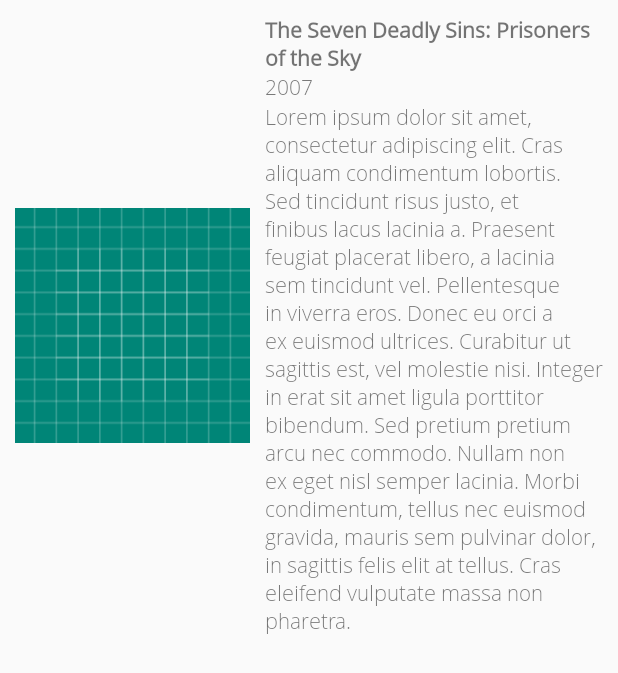
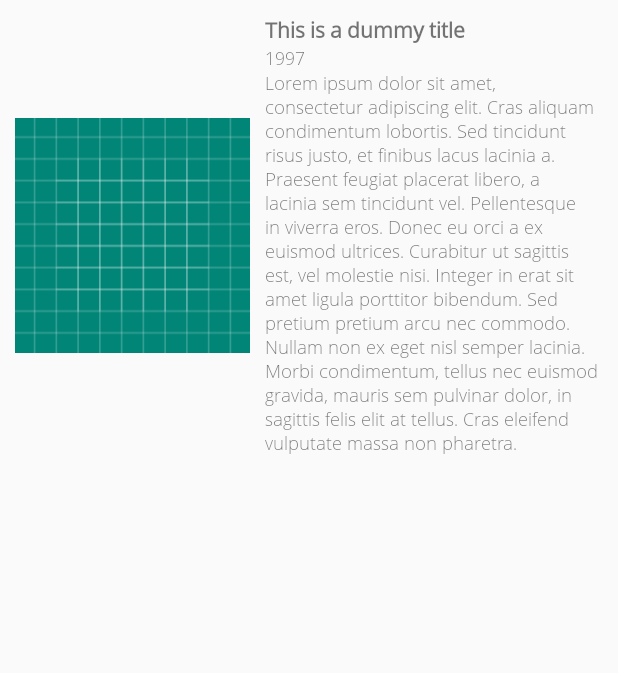
Before and after one commit to alejandromr92/Movies, an Android app: the layout item_movie.xml on its own in the app's theme, with its tools: preview values and no code run, on a phone screen of 412 x 824 dp. Shown: the top 673 px of the screen. Run offline under Robolectric (Android 15) with nearby library versions, the phone set to English and light mode, and no system bars; network calls fail.

Commit message:
Added constants, dimensions and styles.

```diff
--- /dev/null
+++ b/app/src/main/java/alejandromr92/com/movies/presentation/Constants.java
@@ -0,0 +1,6 @@
+package alejandromr92.com.movies.presentation;
+
+public interface Constants {
+
+    int DEFAULT_PAGE = 1;
+}
--- a/app/src/main/java/alejandromr92/com/movies/presentation/ui/activities/MoviesActivity.java
+++ b/app/src/main/java/alejandromr92/com/movies/presentation/ui/activities/MoviesActivity.java
@@ -3,6 +3,7 @@ package alejandromr92.com.movies.presentation.ui.activities;
 import alejandromr92.com.movies.R;
 import alejandromr92.com.movies.domain.threading.MainThreadImpl;
 import alejandromr92.com.movies.domain.threading.ThreadExecutor;
+import alejandromr92.com.movies.presentation.Constants;
 import alejandromr92.com.movies.presentation.model.MovieView;
 import alejandromr92.com.movies.presentation.presenter.GetPopularMoviesPresenter;
 import alejandromr92.com.movies.presentation.presenter.impl.GetPopularMoviesPresenterImpl;
@@ -40,7 +41,7 @@ public class MoviesActivity extends BaseActivity implements GetPopularMoviesPres
     @Override
     protected void onCreate(@Nullable Bundle savedInstanceState) {
         this.layout = R.layout.activity_movies;
-        this.page = 1;
+        this.page = Constants.DEFAULT_PAGE;
 
         super.onCreate(savedInstanceState);
     }
@@ -117,7 +118,7 @@ public class MoviesActivity extends BaseActivity implements GetPopularMoviesPres
     protected void resetData() {
         super.resetData();
 
-        this.page = 1;
+        this.page = Constants.DEFAULT_PAGE;
         this.moviesSearchView.setQuery("", false);
     }
 
--- a/app/src/main/res/layout/activity_movies.xml
+++ b/app/src/main/res/layout/activity_movies.xml
@@ -4,7 +4,7 @@
         xmlns:app="http://schemas.android.com/apk/res-auto"
         android:layout_width="match_parent"
         android:layout_height="match_parent"
->
+        >
 
     <android.support.v7.widget.SearchView
         android:id="@+id/movies_searchview"
@@ -15,21 +15,16 @@
         app:layout_constraintTop_toTopOf="parent"
         app:layout_constraintStart_toStartOf="parent"
         app:layout_constraintEnd_toEndOf="parent"
-        >
-
-
-    </android.support.v7.widget.SearchView>
+        />
 
     <android.support.v7.widget.RecyclerView
         android:id="@+id/movie_list"
 
         android:layout_width="match_parent"
-        android:layout_height="wrap_content"
+        android:layout_height="@dimen/none"
 
         app:layout_constraintTop_toBottomOf="@+id/movies_searchview"
-        >
-
-
-    </android.support.v7.widget.RecyclerView>
+        app:layout_constraintBottom_toBottomOf="parent"
+        />
 
 </android.support.constraint.ConstraintLayout>
--- a/app/src/main/res/layout/item_movie.xml
+++ b/app/src/main/res/layout/item_movie.xml
@@ -2,65 +2,65 @@
 <android.support.constraint.ConstraintLayout
     xmlns:android="http://schemas.android.com/apk/res/android"
     xmlns:app="http://schemas.android.com/apk/res-auto"
+    xmlns:tools="http://schemas.android.com/tools"
 
     android:layout_width="match_parent"
     android:layout_height="wrap_content"
 
-    android:layout_marginTop="10dp"
-    android:layout_marginStart="10dp"
-    android:layout_marginEnd="10dp"
+    android:layout_marginTop="@dimen/movie_holder_margin_top"
+    android:layout_marginStart="@dimen/movie_holder_margin_sides"
+    android:layout_marginEnd="@dimen/movie_holder_margin_sides"
     >
 
     <ImageView
         android:id="@+id/movie_poster"
-        android:layout_width="0dp"
-        android:layout_height="200dp"
+        android:layout_width="@dimen/none"
+        android:layout_height="@dimen/movie_holder_poster_height"
         app:layout_constraintWidth_percent="0.4"
 
         android:src="@drawable/ic_launcher_background"
         app:layout_constraintTop_toTopOf="@id/movie_title"
         app:layout_constraintBottom_toBottomOf="@id/movie_overview"
-
         />
 
     <TextView
         android:id="@+id/movie_title"
-            android:layout_width="0dp"
+        android:layout_width="@dimen/none"
         android:layout_height="wrap_content"
 
-            android:text="The Seven Deadly Sins: Prisoners of the Sky"
+        tools:text="@string/dummy_movie_title"
 
         app:layout_constraintTop_toTopOf="parent"
         app:layout_constraintStart_toEndOf="@id/movie_poster"
         app:layout_constraintEnd_toEndOf="parent"
-
-            android:layout_marginStart="10dp"
-            android:fontFamily="@font/open_sans"
-            android:textStyle="bold"
+        style="@style/MovieHolder.Title"
         />
 
     <TextView
         android:id="@+id/movie_year_released"
-            android:layout_width="0dp"
+        android:layout_width="@dimen/none"
         android:layout_height="wrap_content"
 
-            android:text="2007"
+        tools:text="@string/dummy_movie_release_year"
         app:layout_constraintTop_toBottomOf="@id/movie_title"
         app:layout_constraintStart_toStartOf="@id/movie_title"
         app:layout_constraintEnd_toEndOf="parent"
-            android:fontFamily="@font/open_sans_light"/>
+
+        style="@style/MovieHolder.Info"
+        />
 
     <TextView
         android:id="@+id/movie_overview"
-            android:layout_width="0dp"
+        android:layout_width="@dimen/none"
         android:layout_height="wrap_content"
 
         app:layout_constraintTop_toBottomOf="@id/movie_year_released"
         app:layout_constraintStart_toStartOf="@id/movie_year_released"
         app:layout_constraintEnd_toEndOf="parent"
 
-            android:text="Lorem ipsum dolor sit amet, consectetur adipiscing elit. Cras aliquam condimentum lobortis. Sed tincidunt risus justo, et finibus lacus lacinia a. Praesent feugiat placerat libero, a lacinia sem tincidunt vel. Pellentesque in viverra eros. Donec eu orci a ex euismod ultrices. Curabitur ut sagittis est, vel molestie nisi. Integer in erat sit amet ligula porttitor bibendum. Sed pretium pretium arcu nec commodo. Nullam non ex eget nisl semper lacinia. Morbi condimentum, tellus nec euismod gravida, mauris sem pulvinar dolor, in sagittis felis elit at tellus. Cras eleifend vulputate massa non pharetra. "
-            android:fontFamily="@font/open_sans_light"/>
+        tools:text="@string/dummy_movie_overview"
+        style="@style/MovieHolder.Info"
+        />
 
 
 </android.support.constraint.ConstraintLayout>
--- /dev/null
+++ b/app/src/main/res/values/dimens.xml
@@ -0,0 +1,14 @@
+<?xml version="1.0" encoding="utf-8"?>
+<resources>
+
+    <!-- Base -->
+    <dimen name="none">0dp</dimen>
+    <dimen name="text_size_small">12sp</dimen>
+    <dimen name="text_size_mid">14sp</dimen>
+
+    <!-- Movie holder -->
+    <dimen name="movie_holder_margin_sides">10dp</dimen>
+    <dimen name="movie_holder_margin_top">10dp</dimen>
+    <dimen name="movie_holder_poster_height">200dp</dimen>
+    <dimen name="movie_holder_info_margin_start">10dp</dimen>
+</resources>
--- /dev/null
+++ b/app/src/main/res/values/dummies.xml
@@ -0,0 +1,7 @@
+<?xml version="1.0" encoding="utf-8"?>
+<resources>
+
+    <string name="dummy_movie_title">This is a dummy title</string>
+    <string name="dummy_movie_release_year">1997</string>
+    <string name="dummy_movie_overview">Lorem ipsum dolor sit amet, consectetur adipiscing elit. Cras aliquam condimentum lobortis. Sed tincidunt risus justo, et finibus lacus lacinia a. Praesent feugiat placerat libero, a lacinia sem tincidunt vel. Pellentesque in viverra eros. Donec eu orci a ex euismod ultrices. Curabitur ut sagittis est, vel molestie nisi. Integer in erat sit amet ligula porttitor bibendum. Sed pretium pretium arcu nec commodo. Nullam non ex eget nisl semper lacinia. Morbi condimentum, tellus nec euismod gravida, mauris sem pulvinar dolor, in sagittis felis elit at tellus. Cras eleifend vulputate massa non pharetra.</string>
+</resources>
--- a/app/src/main/res/values/styles.xml
+++ b/app/src/main/res/values/styles.xml
@@ -8,4 +8,18 @@
         <item name="colorAccent">@color/colorAccent</item>
     </style>
 
+    <!-- Movie holder -->
+    <style name="MovieHolder"/>
+
+    <style name="MovieHolder.Title">
+        <item name="android:layout_marginStart">@dimen/movie_holder_info_margin_start</item>
+        <item name="android:fontFamily">@font/open_sans</item>
+        <item name="android:textStyle">bold</item>
+        <item name="android:textSize">@dimen/text_size_mid</item>
+    </style>
+
+    <style name="MovieHolder.Info">
+        <item name="android:fontFamily">@font/open_sans_light</item>
+        <item name="android:textSize">@dimen/text_size_small</item>
+    </style>
 </resources>
```
Lines whose indentation alone changed are shown as unchanged.
